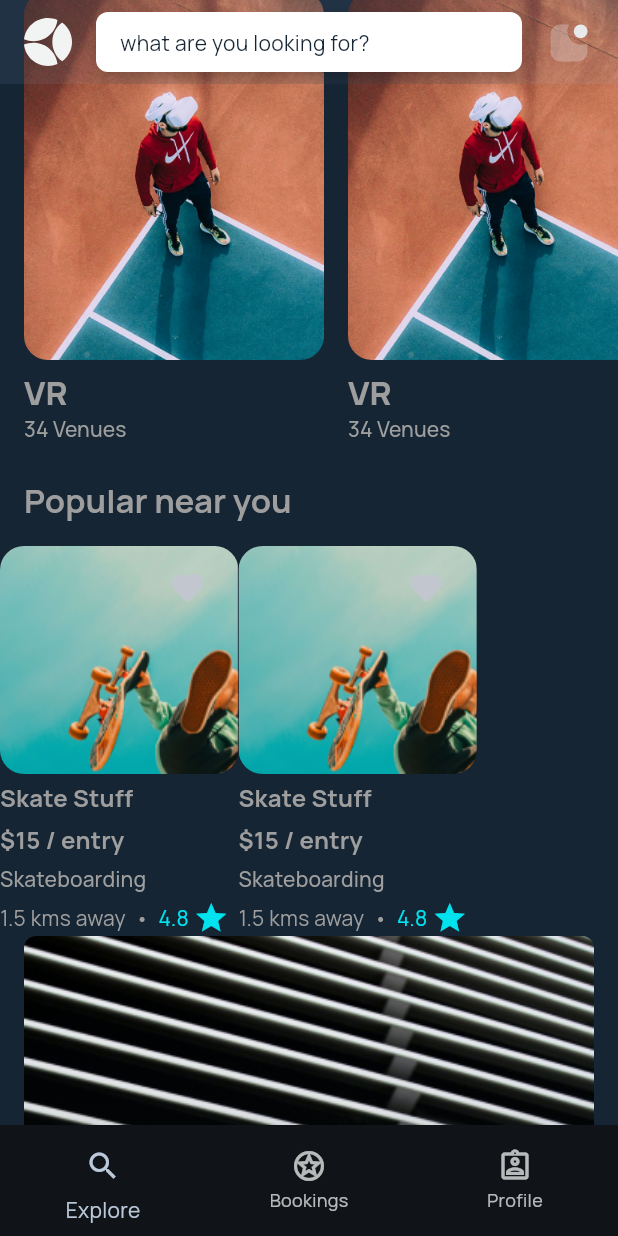
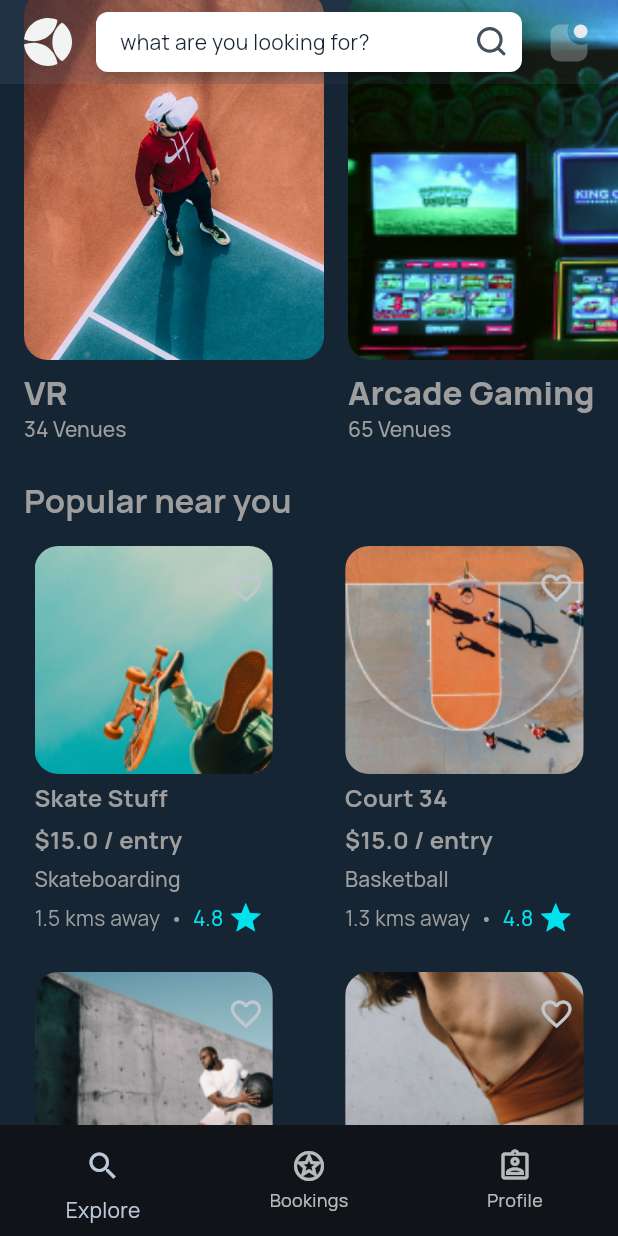
Before and after one commit to lauro-silva44/rola_app, a Flutter app: the ExploreScreen screen opened directly, scrolled down 576 dp, on a phone screen of 412 x 824 dp. Run offline on Flutter 3.47's test engine with Material 2 defaults, Android fonts, the phone set to English and light mode, and no system bars; our stand-ins replace firebase_auth, firebase_core, flutter_dotenv, flutter_svg, google_sign_in, gradient_borders and 2 more; accounts and stored records are empty.

Commit message:
added the popular list

```diff
--- a/lib/data/dummy_data.dart
+++ b/lib/data/dummy_data.dart
@@ -0,0 +1,77 @@
+import 'package:rola_app/styles/images.dart';
+
+import '../models/activity.dart';
+import '../models/popular.dart';
+
+final List<Activity> activities = [
+  Activity(name: 'VR', imagePath: PngAssets.manWithGlassesVirtual, venues: 34),
+  Activity(name: 'Arcade Gaming', imagePath: PngAssets.arcadeGames, venues: 65),
+  Activity(name: 'Fitness', imagePath: PngAssets.fitness, venues: 94),
+];
+
+final List<Popular> popularActivities = [
+  Popular(
+      imagePath: PngAssets.skate,
+      name: 'Skate Stuff',
+      entryPrice: 15,
+      sport: 'Skateboarding',
+      distance: 1.5,
+      rate: 4.8,
+      isFavorite: false),
+  Popular(
+      imagePath: PngAssets.streetBasket,
+      name: 'Court 34',
+      entryPrice: 15,
+      sport: 'Basketball',
+      distance: 1.3,
+      rate: 4.8,
+      isFavorite: false),
+  Popular(
+      imagePath: PngAssets.manMedicineBall,
+      name: 'X-FIT',
+      entryPrice: 15,
+      sport: 'Crossfit',
+      distance: 2.3,
+      rate: 4.8,
+      isFavorite: false),
+  Popular(
+      imagePath: PngAssets.yoga,
+      name: 'Yoga for 2',
+      entryPrice: 15,
+      sport: 'Yoga.Spa ',
+      distance: 2.3,
+      rate: 4.8,
+      isFavorite: false),
+  Popular(
+      imagePath: PngAssets.basketBlack,
+      name: 'Golden Gate Activity Center',
+      entryPrice: 15,
+      sport: 'Basketball',
+      distance: 2.3,
+      rate: 4.8,
+      isFavorite: false),
+  Popular(
+      imagePath: PngAssets.snowboarding,
+      name: 'Snowflake Experience',
+      entryPrice: 15,
+      sport: 'Snowboarding',
+      distance: 2.3,
+      rate: 4.8,
+      isFavorite: false),
+  Popular(
+      imagePath: PngAssets.basketOrange,
+      name: 'Court 96',
+      entryPrice: 15,
+      sport: 'Basketball',
+      distance: 2.3,
+      rate: 4.8,
+      isFavorite: false),
+  Popular(
+      imagePath: PngAssets.vrRealm,
+      name: 'VR Realm 247',
+      entryPrice: 15,
+      sport: 'Virtual Reality',
+      distance: 2.3,
+      rate: 4.8,
+      isFavorite: false),
+];
--- a/lib/main.dart
+++ b/lib/main.dart
@@ -1,5 +1,6 @@
 import 'package:flutter/material.dart';
 import 'package:rola_app/screens/explore/explore.dart';
+import 'package:rola_app/screens/login/login.dart';
 
 final kColorScheme = ColorScheme.fromSeed(
   brightness: Brightness.dark,
@@ -25,7 +26,7 @@ class RolaApp extends StatelessWidget {
         colorScheme: kColorScheme,
         useMaterial3: true,
       ),
-      home: const ExploreScreen(),
+      home: const LoginScreen(),
     );
   }
 }
--- a/lib/models/activity.dart
+++ b/lib/models/activity.dart
@@ -3,10 +3,11 @@ part 'activity.g.dart';
 
 @JsonSerializable()
 class Activity {
-  const Activity(this.name, this.imagePath, this.venues);
+  const Activity(
+      {required this.name, required this.imagePath, required this.venues});
   final String name;
   final String imagePath;
-  final String venues;
+  final int venues;
 
   factory Activity.fromJson(Map<String, dynamic> json) =>
       _$ActivityFromJson(json);
--- /dev/null
+++ b/lib/models/popular.dart
@@ -0,0 +1,17 @@
+class Popular {
+  Popular(
+      {required this.name,
+      required this.imagePath,
+      required this.entryPrice,
+      required this.sport,
+      required this.isFavorite,
+      required this.distance,
+      required this.rate});
+  final String imagePath;
+  final String name;
+  final double entryPrice;
+  final String sport;
+  final double distance;
+  final double rate;
+  final bool isFavorite;
+}
--- a/lib/screens/explore/explore.dart
+++ b/lib/screens/explore/explore.dart
@@ -2,6 +2,7 @@ import 'dart:math';
 
 import 'package:flutter/material.dart';
 import 'package:flutter_svg/flutter_svg.dart';
+import 'package:rola_app/data/dummy_data.dart';
 import 'package:rola_app/styles/colors.dart';
 import 'package:rola_app/styles/images.dart';
 import 'package:rola_app/widget/gradient_button.dart';
@@ -18,6 +19,8 @@ class ExploreScreen extends StatefulWidget {
 
 class _ExploreScreenState extends State<ExploreScreen> {
   double _imageSizeHeight = 0.0;
+  final _exploreList = List.from(activities);
+  final _popularList = List.from(popularActivities);
   Image image = Image.asset(PngAssets.snowboarding);
 
   @override
@@ -68,11 +71,18 @@ class _ExploreScreenState extends State<ExploreScreen> {
             title: SizedBox(
               height: 40,
               child: SearchBar(
+                textStyle: MaterialStatePropertyAll(
+                  Theme.of(context)
+                      .textTheme
+                      .bodyMedium!
+                      .copyWith(color: ColorSystem.black),
+                ),
+                trailing: [SvgPicture.asset(SvgAssets.searchAlt)],
                 hintText: 'what are you looking for?',
                 hintStyle: MaterialStatePropertyAll(Theme.of(context)
                     .textTheme
                     .bodyMedium!
-                    .copyWith(color: ColorSystem.black)),
+                    .copyWith(color: ColorSystem.black40)),
                 backgroundColor: MaterialStateProperty.all(Colors.white),
                 shape: MaterialStateProperty.all(
                   RoundedRectangleBorder(
@@ -142,46 +152,23 @@ class _ExploreScreenState extends State<ExploreScreen> {
               Container(
                 padding: const EdgeInsets.only(left: 16),
                 height: 310,
-                child: ListView(
+                child: ListView.builder(
                   scrollDirection: Axis.horizontal,
-                  children: [
-                    ExperienceCategory(
-                      imagePath: PngAssets.manWithGlassesVirtual,
-                      name: 'VR',
-                      venues: 34,
-                    ),
-                    ExperienceCategory(
-                      imagePath: PngAssets.manWithGlassesVirtual,
-                      name: 'VR',
-                      venues: 34,
-                    ),
-                    ExperienceCategory(
-                      imagePath: PngAssets.manWithGlassesVirtual,
-                      name: 'VR',
-                      venues: 34,
-                    ),
-                    ExperienceCategory(
-                      imagePath: PngAssets.manWithGlassesVirtual,
-                      name: 'VR',
-                      venues: 34,
-                    ),
-                  ],
+                  itemCount: _exploreList.length,
+                  itemBuilder: (BuildContext context, int index) =>
+                      ExperienceCategory(activity: _exploreList[index]),
                 ),
               ),
               sectionTitle('Popular near you'),
-              Row(
-                children: [
-                  PopularCard(
-                    imagePath: PngAssets.skate,
-                    isFavorite: true,
-                    name: 'Skate Stuff',
-                  ),
-                  PopularCard(
-                    imagePath: PngAssets.skate,
-                    isFavorite: true,
-                    name: 'Skate Stuff',
-                  ),
-                ],
+              Wrap(
+                alignment: WrapAlignment.center,
+                direction: Axis.horizontal,
+                spacing: 48, // gap between adjacent chips
+                runSpacing: 24,
+                children: _popularList
+                    .map((popular) =>
+                        SizedBox(width: 159, child: PopularCard(info: popular)))
+                    .toList(),
               ),
               Container(
                 height: 600,
@@ -248,7 +235,9 @@ class _ExploreScreenState extends State<ExploreScreen> {
                   ],
                 ),
               ),
-              sectionTitle('Curated Experiences'),
+              const SizedBox(
+                height: 50,
+              )
             ],
           ),
         ],
--- a/lib/styles/images.dart
+++ b/lib/styles/images.dart
@@ -9,6 +9,7 @@ class SvgAssets {
   static String rateReviewRewards = "$mainAssetsFolder/rateReviewRewards.svg";
   static String rolaLogoWhite = "$mainAssetsFolder/rolaLogoWhite.svg";
   static String notificationsAlt = "$mainAssetsFolder/notifications_alt.svg";
+  static String searchAlt = "$mainAssetsFolder/search_alt.svg";
 }
 
 class PngAssets {
@@ -18,7 +19,7 @@ class PngAssets {
   static String manPlayingFootball = "$mainAssetsFolder/manPlayingFootball.png";
   static String athlete = "$mainAssetsFolder/athlete.png";
   static String basketBlack = "$mainAssetsFolder/basketBlack.png";
-  static String basketOrange = "$mainAssetsFolder/basketBlack.png";
+  static String basketOrange = "$mainAssetsFolder/basketOrange.png";
   static String snowboarding = "$mainAssetsFolder/snowboarding.png";
   static String manWithGlassesVirtual =
       "$mainAssetsFolder/manWithGlassesVirtual.png";
--- a/lib/widget/experience_category.dart
+++ b/lib/widget/experience_category.dart
@@ -1,16 +1,11 @@
 import 'package:flutter/material.dart';
+import 'package:rola_app/models/activity.dart';
 import 'package:rola_app/styles/colors.dart';
 
 class ExperienceCategory extends StatelessWidget {
-  const ExperienceCategory(
-      {super.key,
-      required this.imagePath,
-      required this.name,
-      required this.venues});
+  const ExperienceCategory({super.key, required this.activity});
 
-  final String imagePath;
-  final String name;
-  final int venues;
+  final Activity activity;
 
   @override
   Widget build(BuildContext context) {
@@ -25,7 +20,7 @@ class ExperienceCategory extends StatelessWidget {
             child: ClipRRect(
               borderRadius: BorderRadius.circular(16),
               child: Image.asset(
-                imagePath,
+                activity.imagePath,
                 fit: BoxFit.cover,
               ),
             ),
@@ -34,13 +29,13 @@ class ExperienceCategory extends StatelessWidget {
             height: 8,
           ),
           Text(
-            name,
+            activity.name,
             style: Theme.of(context)
                 .textTheme
                 .titleLarge!
                 .copyWith(color: Colors.grey, fontWeight: FontWeight.w900),
           ),
-          Text("$venues Venues",
+          Text("${activity.venues} Venues",
               style: Theme.of(context).textTheme.titleSmall!.copyWith(
                     color: Colors.grey,
                   )),
--- a/lib/widget/popular_card.dart
+++ b/lib/widget/popular_card.dart
@@ -1,16 +1,11 @@
 import 'package:flutter/material.dart';
+import 'package:rola_app/models/popular.dart';
 
 import '../styles/colors.dart';
 
 class PopularCard extends StatelessWidget {
-  const PopularCard(
-      {super.key,
-      required this.imagePath,
-      required this.isFavorite,
-      required this.name});
-  final String imagePath;
-  final bool isFavorite;
-  final String name;
+  const PopularCard({super.key, required this.info});
+  final Popular info;
 
   @override
   Widget build(BuildContext context) {
@@ -25,28 +20,20 @@ class PopularCard extends StatelessWidget {
               child: ClipRRect(
                 borderRadius: BorderRadius.circular(16),
                 child: Image.asset(
-                  imagePath,
+                  info.imagePath,
                   fit: BoxFit.cover,
                 ),
               ),
             ),
             Positioned(
               top: 8,
-              right: 32,
+              right: 16,
               child: SizedBox.square(
                 dimension: 22,
                 child: IconButton(
-                  icon: AnimatedSwitcher(
-                    duration: const Duration(milliseconds: 300),
-                    transitionBuilder: (child, animation) => RotationTransition(
-                      turns:
-                          Tween<double>(begin: 0.8, end: 1).animate(animation),
-                      child: child,
-                    ),
-                    child: Icon(
-                      isFavorite ? Icons.favorite : Icons.favorite_border,
-                      key: ValueKey(isFavorite),
-                    ),
+                  icon: Icon(
+                    info.isFavorite ? Icons.favorite : Icons.favorite_border,
+                    key: ValueKey(info.isFavorite),
                   ),
                   onPressed: () {},
                 ),
@@ -58,7 +45,7 @@ class PopularCard extends StatelessWidget {
           height: 4,
         ),
         Text(
-          name,
+          info.name,
           style: Theme.of(context).textTheme.titleMedium!.copyWith(
                 fontWeight: FontWeight.w700,
                 color: Colors.grey,
@@ -68,7 +55,7 @@ class PopularCard extends StatelessWidget {
           height: 4,
         ),
         Text(
-          '\$15 / entry',
+          '\$${info.entryPrice} / entry',
           style: Theme.of(context).textTheme.titleMedium!.copyWith(
                 fontWeight: FontWeight.w700,
                 color: Colors.grey,
@@ -78,7 +65,7 @@ class PopularCard extends StatelessWidget {
           height: 4,
         ),
         Text(
-          'Skateboarding',
+          info.sport,
           style: Theme.of(context).textTheme.titleSmall!.copyWith(
                 color: Colors.grey,
               ),
@@ -89,7 +76,7 @@ class PopularCard extends StatelessWidget {
         Row(
           children: [
             Text(
-              '1.5 kms away',
+              '${info.distance} kms away',
               style: Theme.of(context)
                   .textTheme
                   .bodyMedium!
@@ -102,7 +89,7 @@ class PopularCard extends StatelessWidget {
                   ),
             ),
             Text(
-              '4.8 ',
+              '${info.rate} ',
               style: Theme.of(context).textTheme.bodyMedium!.copyWith(
                     color: ColorSystem.teal,
                   ),
```
Also changed, not shown: assets/images/png/streetBasket.png (renamed from assets/images/png/streetbasket.png), assets/images/svg/search_alt.svg (added), lib/models/activity.g.dart.
